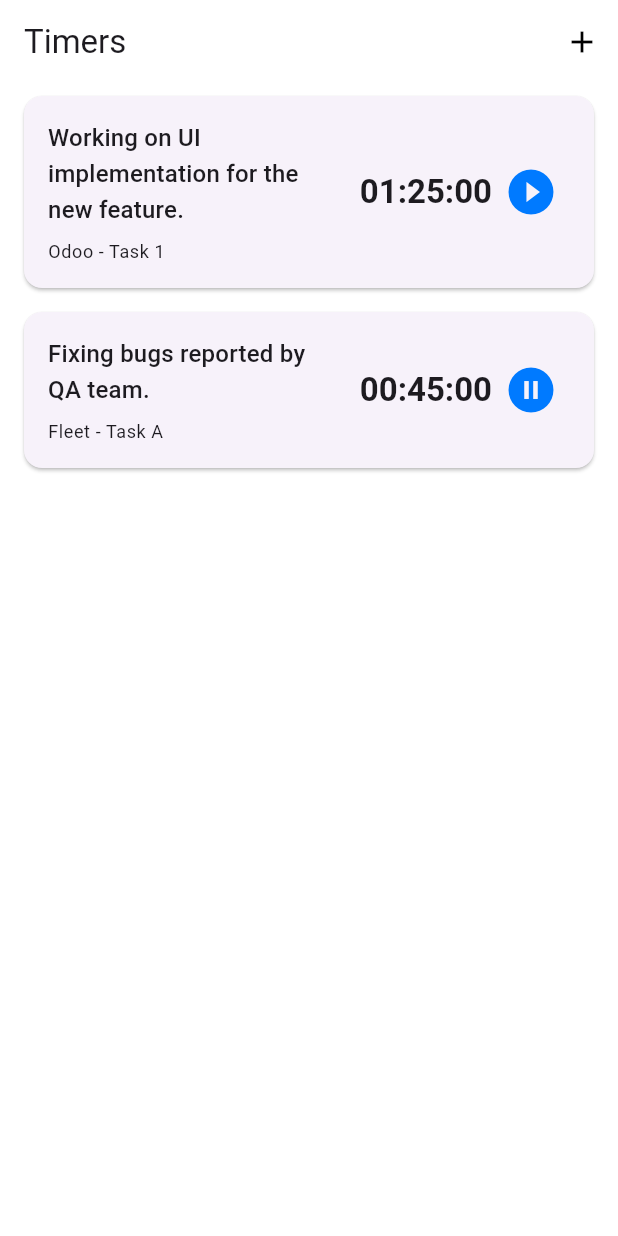
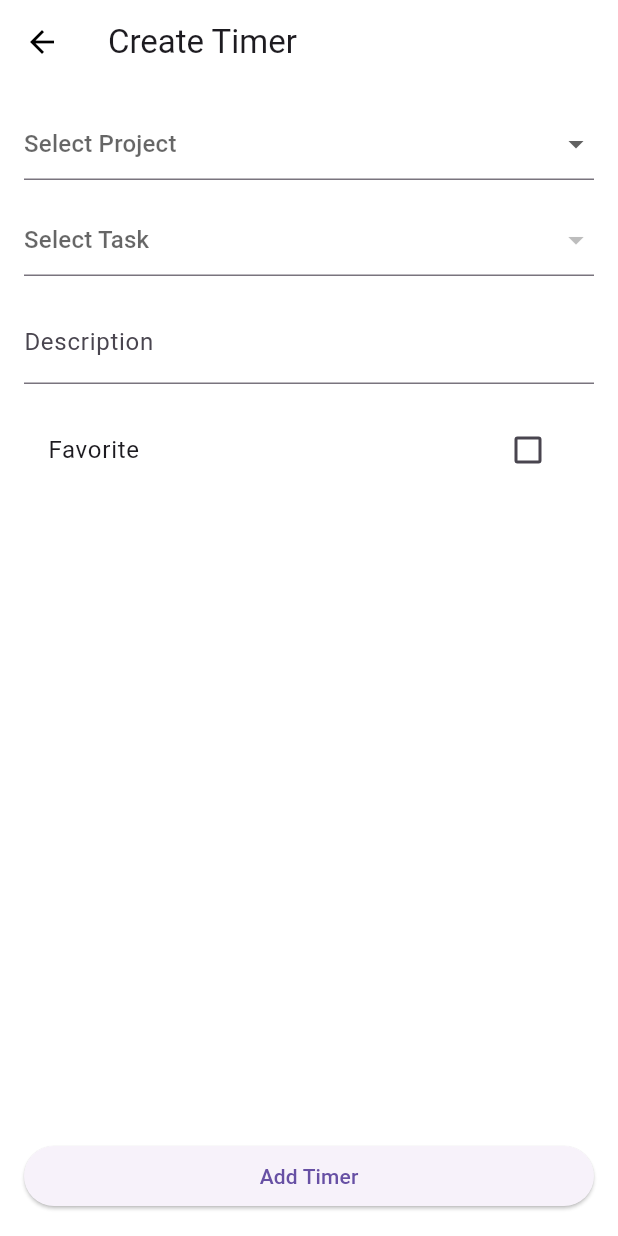
Before and after one commit to shrey258/fleet_assignment, a Flutter app: the screen it shows after launch, after a tap on the "add" icon, on a phone screen of 412 x 824 dp. Run offline on Flutter 3.47's test engine with Material 3 defaults, Android fonts, the phone set to English and light mode, and no system bars; our stand-ins replace bloc, equatable, flutter_bloc.

Commit message:
feat: implement create timer screen with project and task selection

```diff
--- /dev/null
+++ b/lib/features/create_timer/view/create_timer_screen.dart
@@ -0,0 +1,127 @@
+import 'package:flutter/material.dart';
+import 'package:flutter_bloc/flutter_bloc.dart';
+import 'package:uuid/uuid.dart';
+
+import '../../../app/data/models/project_model.dart';
+import '../../../app/data/models/task_model.dart';
+import '../../../app/data/models/timer_model.dart';
+import '../../timers_list/bloc/timer_bloc.dart';
+
+class CreateTimerScreen extends StatefulWidget {
+  const CreateTimerScreen({super.key});
+
+  @override
+  State<CreateTimerScreen> createState() => _CreateTimerScreenState();
+}
+
+class _CreateTimerScreenState extends State<CreateTimerScreen> {
+  final _formKey = GlobalKey<FormState>();
+  String? _selectedProjectId;
+  String? _selectedTaskId;
+  String _description = '';
+  bool _isFavorite = false;
+
+  @override
+  Widget build(BuildContext context) {
+    return Scaffold(
+      appBar: AppBar(
+        title: const Text('Create Timer'),
+      ),
+      body: BlocBuilder<TimerBloc, TimerState>(
+        builder: (context, state) {
+          if (state is! TimerLoadSuccess) {
+            return const Center(child: CircularProgressIndicator());
+          }
+
+          final projects = state.projects;
+          final tasks = _selectedProjectId == null
+              ? <TaskModel>[]
+              : state.tasks.where((t) => t.projectId == _selectedProjectId).toList();
+
+          return Padding(
+            padding: const EdgeInsets.all(16.0),
+            child: Form(
+              key: _formKey,
+              child: Column(
+                crossAxisAlignment: CrossAxisAlignment.start,
+                children: [
+                  DropdownButtonFormField<String>(
+                    value: _selectedProjectId,
+                    hint: const Text('Select Project'),
+                    items: projects.map((project) {
+                      return DropdownMenuItem(
+                        value: project.id,
+                        child: Text(project.name),
+                      );
+                    }).toList(),
+                    onChanged: (value) {
+                      setState(() {
+                        _selectedProjectId = value;
+                        _selectedTaskId = null;
+                      });
+                    },
+                    validator: (value) => value == null ? 'Please select a project' : null,
+                  ),
+                  const SizedBox(height: 16),
+                  DropdownButtonFormField<String>(
+                    value: _selectedTaskId,
+                    hint: const Text('Select Task'),
+                    items: tasks.map((task) {
+                      return DropdownMenuItem(
+                        value: task.id,
+                        child: Text(task.name),
+                      );
+                    }).toList(),
+                    onChanged: (value) {
+                      setState(() {
+                        _selectedTaskId = value;
+                      });
+                    },
+                    validator: (value) => value == null ? 'Please select a task' : null,
+                  ),
+                  const SizedBox(height: 16),
+                  TextFormField(
+                    decoration: const InputDecoration(labelText: 'Description'),
+                    onSaved: (value) => _description = value ?? '',
+                    validator: (value) => (value?.isEmpty ?? true) ? 'Please enter a description' : null,
+                  ),
+                  const SizedBox(height: 16),
+                  CheckboxListTile(
+                    title: const Text('Favorite'),
+                    value: _isFavorite,
+                    onChanged: (value) {
+                      setState(() {
+                        _isFavorite = value ?? false;
+                      });
+                    },
+                  ),
+                  const Spacer(),
+                  SizedBox(
+                    width: double.infinity,
+                    child: ElevatedButton(
+                      onPressed: () {
+                        if (_formKey.currentState!.validate()) {
+                          _formKey.currentState!.save();
+                          final newTimer = TimerModel(
+                            id: const Uuid().v4(),
+                            description: _description,
+                            projectId: _selectedProjectId!,
+                            taskId: _selectedTaskId!,
+                            isFavorite: _isFavorite,
+                          );
+                          context.read<TimerBloc>().add(AddTimer(newTimer));
+                          Navigator.of(context).pop();
+                        }
+                      },
+                      child: const Text('Add Timer'),
+                    ),
+                  ),
+                ],
+              ),
+            ),
+          );
+        },
+      ),
+    );
+  }
+}
--- a/lib/features/timers_list/view/timers_list_screen.dart
+++ b/lib/features/timers_list/view/timers_list_screen.dart
@@ -3,6 +3,7 @@ import 'package:flutter_bloc/flutter_bloc.dart';
 
 import '../bloc/timer_bloc.dart';
 import '../widgets/timer_list_item.dart';
+import '../../create_timer/view/create_timer_screen.dart';
 
 class TimersListScreen extends StatelessWidget {
   const TimersListScreen({super.key});
@@ -16,7 +17,9 @@ class TimersListScreen extends StatelessWidget {
           IconButton(
             icon: const Icon(Icons.add),
             onPressed: () {
-              // TODO: Navigate to Create Timer Screen
+              Navigator.of(context).push(
+                MaterialPageRoute(builder: (context) => const CreateTimerScreen()),
+              );
             },
           ),
         ],
--- a/pubspec.yaml
+++ b/pubspec.yaml
@@ -32,6 +32,7 @@ dependencies:
     sdk: flutter
   flutter_bloc: ^8.1.3
   equatable: ^2.0.5
+  uuid: ^4.4.0
 
   # The following adds the Cupertino Icons font to your application.
   # Use with the CupertinoIcons class for iOS style icons.
```
Also changed, not shown: pubspec.lock.
